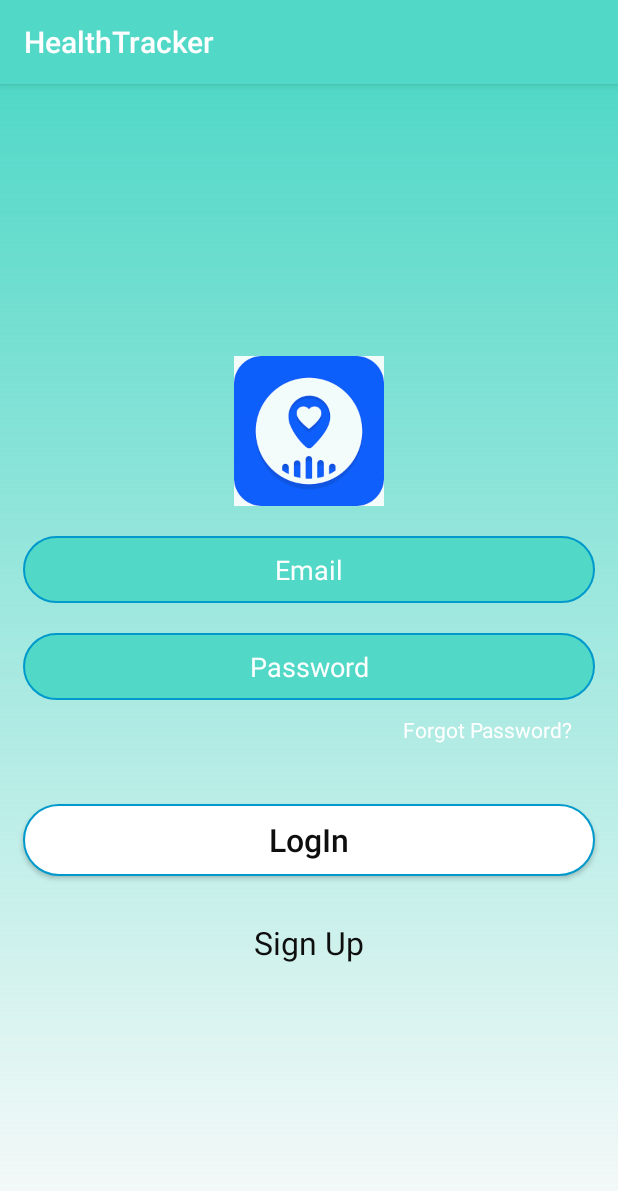
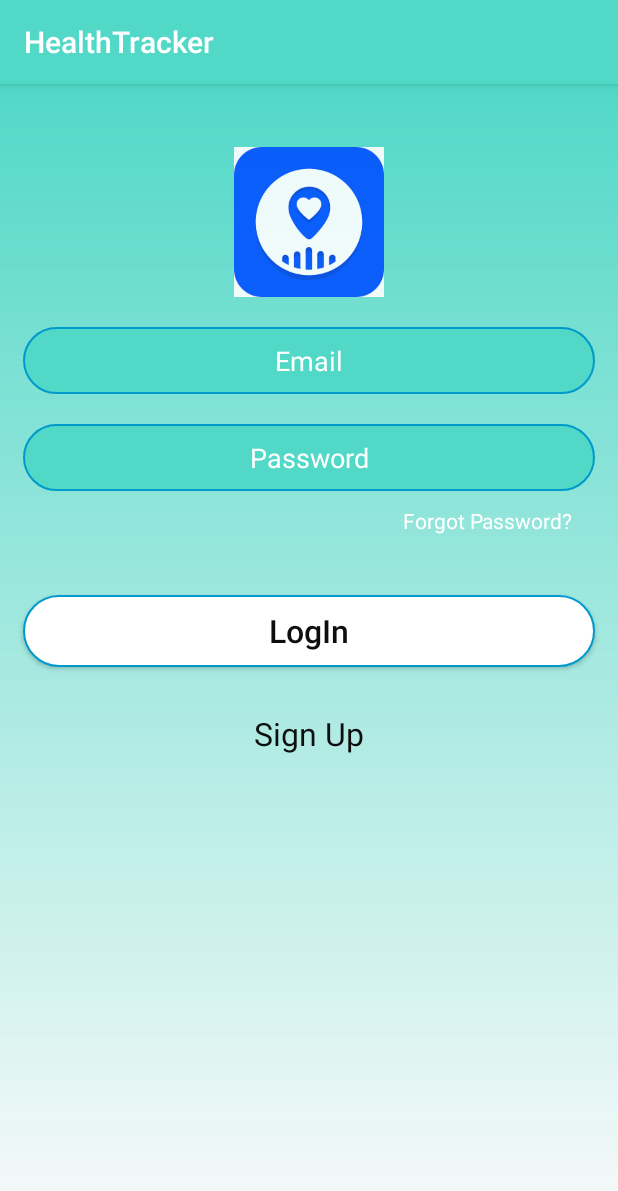
Before and after one commit to Shirin2009/HealthTracker1, an Android app: the screen it shows after launch (MainActivity), on a phone screen of 412 x 824 dp. Shown: the top 1191 px of the screen. Run offline under Robolectric (Android 15) with nearby library versions, the phone set to English and light mode, and no system bars.

Commit message:
some small changes

```diff
--- a/app/build.gradle
+++ b/app/build.gradle
@@ -33,5 +33,6 @@ dependencies {
     androidTestImplementation 'androidx.test.ext:junit:1.1.1'
     androidTestImplementation 'androidx.test.espresso:espresso-core:3.2.0'
     implementation 'com.google.android.material:material:1.1.0'
+    implementation 'androidx.legacy:legacy-support-v4:1.0.0'
 
 }
--- a/app/src/main/res/layout/activity_main.xml
+++ b/app/src/main/res/layout/activity_main.xml
@@ -11,18 +11,23 @@
         android:id="@+id/home_11"
         android:layout_width="match_parent"
         android:layout_height="wrap_content"
+        android:layout_alignParentStart="true"
+        android:layout_alignParentTop="true"
+        android:layout_marginTop="42dp"
         android:orientation="vertical"
-        android:layout_centerVertical="true">
+        android:layout_alignParentLeft="true">
 
         <!-- Design the login page's icon-->
-        `<ImageView
+        `
+
+        <ImageView
+            android:id="@+id/iv_logo"
             android:layout_width="100dp"
             android:layout_height="100dp"
             android:layout_gravity="center_horizontal"
             android:alpha=".9"
             android:scaleType="centerInside"
-            android:src="@drawable/logo"
-            />
+            android:src="@drawable/logo" />
 
         <EditText
             android:id="@+id/login_email_txt"
@@ -36,8 +41,7 @@
             android:hint="Email"
             android:inputType="textWebEmailAddress"
             android:padding="10dp"
-            android:textColorHint="@android:color/white"
-            />
+            android:textColorHint="@android:color/white" />
 
         <EditText
             android:id="@+id/password_txt"
@@ -92,4 +96,19 @@
         layout="@layout/user_registration"
         android:visibility="gone"/>
 
+    <androidx.core.widget.NestedScrollView
+        android:layout_width="match_parent"
+        android:layout_height="match_parent"
+        android:layout_alignParentTop="true"
+        android:layout_alignParentEnd="true"
+        android:layout_marginTop="58dp"
+        android:fillViewport="true"
+        android:layout_alignParentRight="true">
+
+        <LinearLayout
+            android:layout_width="match_parent"
+            android:layout_height="wrap_content"
+            android:orientation="vertical" />
+    </androidx.core.widget.NestedScrollView>
+
 </RelativeLayout>
--- a/app/src/main/res/layout/appointments.xml
+++ b/app/src/main/res/layout/appointments.xml
@@ -12,4 +12,9 @@
         android:layout_height="wrap_content"
         android:layout_marginTop="50dp"
         app:srcCompat="@drawable/appointment" />
+
+    <CalendarView
+        android:id="@+id/calendarView"
+        android:layout_width="245dp"
+        android:layout_height="303dp" />
 </LinearLayout>
--- a/app/src/main/res/layout/fitness.xml
+++ b/app/src/main/res/layout/fitness.xml
@@ -14,4 +14,5 @@
         app:srcCompat="@drawable/fitness_logo"
         android:layout_marginTop="50dp"/>
 
+
 </LinearLayout>
```
Also changed, not shown: app/src/main/java/com/example/healthtracker/DatabaseHelper.kt (+73 -8 lines), app/src/main/java/com/example/healthtracker/RegisterActivity.kt (+32 -1 lines), app/src/main/java/com/example/healthtracker/UserModel.kt (+5 -18 lines).
